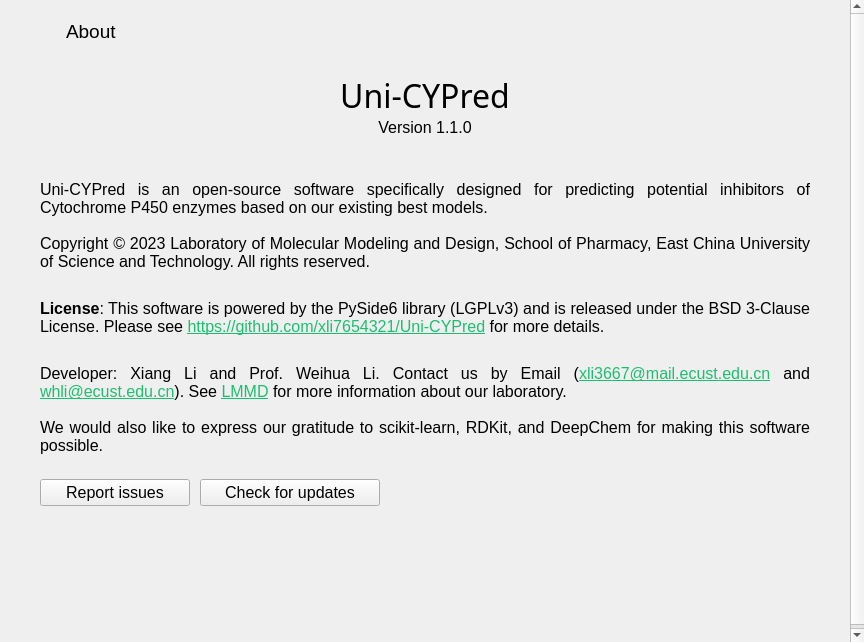
Above: ui/about_page.ui from xli7654321/Neo-CYPi before the change. Below: the same form after it.
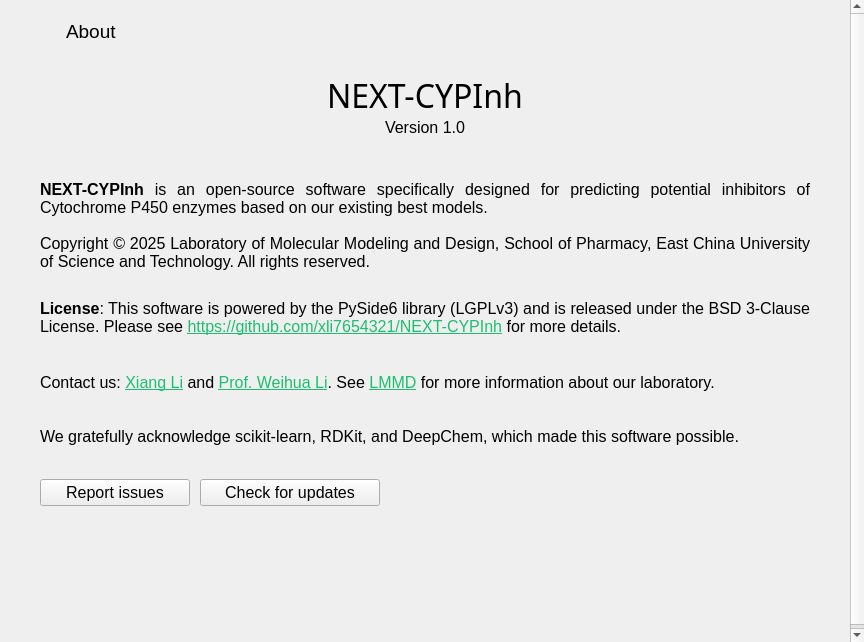
That is the form after the change. Icons and pictures are not drawn.

Commit message: NEXT-CYPInh 1.0

```diff
--- a/ui/about_page.ui
+++ b/ui/about_page.ui
@@ -197,7 +197,7 @@
         <enum>QFrame::Plain</enum>
        </property>
        <property name="text">
-        <string>Uni-CYPred</string>
+        <string>NEXT-CYPInh</string>
        </property>
        <property name="textFormat">
         <enum>Qt::PlainText</enum>
@@ -231,7 +231,7 @@
         <bool>true</bool>
        </property>
        <property name="text">
-        <string>Version 1.1.0</string>
+        <string>Version 1.0</string>
        </property>
        <property name="alignment">
         <set>Qt::AlignCenter</set>
@@ -281,7 +281,7 @@
         <cursorShape>IBeamCursor</cursorShape>
        </property>
        <property name="text">
-        <string>Uni-CYPred is an open-source software specifically designed for predicting potential inhibitors of Cytochrome P450 enzymes based on our existing best models.</string>
+        <string>&lt;html&gt;&lt;head/&gt;&lt;body&gt;&lt;p&gt;&lt;span style=&quot; font-weight:600;&quot;&gt;NEXT-CYPInh&lt;/span&gt; is an open-source software specifically designed for predicting potential inhibitors of Cytochrome P450 enzymes based on our existing best models.&lt;/p&gt;&lt;/body&gt;&lt;/html&gt;</string>
        </property>
        <property name="textFormat">
         <enum>Qt::RichText</enum>
@@ -337,7 +337,7 @@
         <cursorShape>IBeamCursor</cursorShape>
        </property>
        <property name="text">
-        <string>Copyright &amp;copy; 2023 Laboratory of Molecular Modeling and Design, School of Pharmacy, East China University of Science and Technology. All rights reserved.</string>
+        <string>Copyright &amp;copy; 2025 Laboratory of Molecular Modeling and Design, School of Pharmacy, East China University of Science and Technology. All rights reserved.</string>
        </property>
        <property name="textFormat">
         <enum>Qt::RichText</enum>
@@ -396,7 +396,7 @@
         <enum>Qt::NoFocus</enum>
        </property>
        <property name="text">
-        <string>&lt;html&gt;&lt;head/&gt;&lt;body&gt;&lt;p&gt;&lt;span style=&quot; font-weight:600;&quot;&gt;License&lt;/span&gt;: This software is powered by the PySide6 library (LGPLv3) and is released under the BSD 3-Clause License. Please see &lt;a href=&quot;https://github.com/xli7654321/Uni-CYPred&quot;&gt;&lt;span style=&quot; text-decoration: underline; color:#1cbf70;&quot;&gt;https://github.com/xli7654321/Uni-CYPred&lt;/span&gt;&lt;/a&gt; for more details.&lt;/p&gt;&lt;/body&gt;&lt;/html&gt;</string>
+        <string>&lt;html&gt;&lt;head/&gt;&lt;body&gt;&lt;p&gt;&lt;span style=&quot; font-weight:600;&quot;&gt;License&lt;/span&gt;: This software is powered by the PySide6 library (LGPLv3) and is released under the BSD 3-Clause License. Please see &lt;a href=&quot;https://github.com/xli7654321/NEXT-CYPInh&quot;&gt;&lt;span style=&quot; text-decoration: underline; color:#1cbf70;&quot;&gt;https://github.com/xli7654321/NEXT-CYPInh&lt;/span&gt;&lt;/a&gt; for more details.&lt;/p&gt;&lt;/body&gt;&lt;/html&gt;</string>
        </property>
        <property name="textFormat">
         <enum>Qt::RichText</enum>
@@ -455,7 +455,7 @@
         <cursorShape>IBeamCursor</cursorShape>
        </property>
        <property name="text">
-        <string>&lt;html&gt;&lt;head/&gt;&lt;body&gt;&lt;p&gt;Developer: Xiang Li and Prof. Weihua Li. Contact us by Email (&lt;a href=&quot;xli3667@mail.ecust.edu.cn&quot;&gt;&lt;span style=&quot; text-decoration: underline; color:#1cbf70;&quot;&gt;xli3667@mail.ecust.edu.cn&lt;/span&gt;&lt;/a&gt; and &lt;a href=&quot;whli@ecust.edu.cn&quot;&gt;&lt;span style=&quot; text-decoration: underline; color:#1cbf70;&quot;&gt;whli@ecust.edu.cn&lt;/span&gt;&lt;/a&gt;). See &lt;a href=&quot;https://lmmd.ecust.edu.cn/&quot;&gt;&lt;span style=&quot; text-decoration: underline; color:#1cbf70;&quot;&gt;LMMD&lt;/span&gt;&lt;/a&gt; for more information about our laboratory.&lt;/p&gt;&lt;/body&gt;&lt;/html&gt;</string>
+        <string>&lt;html&gt;&lt;head/&gt;&lt;body&gt;&lt;p&gt;Contact us: &lt;a href=&quot;xli3667@mail.ecust.edu.cn&quot;&gt;&lt;span style=&quot; text-decoration: underline; color:#1cbf70;&quot;&gt;Xiang Li&lt;/span&gt;&lt;/a&gt; and &lt;a href=&quot;whli@ecust.edu.cn&quot;&gt;&lt;span style=&quot; text-decoration: underline; color:#1cbf70;&quot;&gt;Prof. Weihua Li&lt;/span&gt;&lt;/a&gt;. See &lt;a href=&quot;https://lmmd.ecust.edu.cn/&quot;&gt;&lt;span style=&quot; text-decoration: underline; color:#1cbf70;&quot;&gt;LMMD&lt;/span&gt;&lt;/a&gt; for more information about our laboratory.&lt;/p&gt;&lt;/body&gt;&lt;/html&gt;</string>
        </property>
        <property name="textFormat">
         <enum>Qt::RichText</enum>
@@ -514,7 +514,7 @@
         <cursorShape>IBeamCursor</cursorShape>
        </property>
        <property name="text">
-        <string>&lt;html&gt;&lt;head/&gt;&lt;body&gt;&lt;p&gt;We would also like to express our gratitude to scikit-learn, RDKit, and DeepChem for making this software possible.&lt;/p&gt;&lt;/body&gt;&lt;/html&gt;</string>
+        <string>&lt;html&gt;&lt;head/&gt;&lt;body&gt;&lt;p&gt;We gratefully acknowledge scikit-learn, RDKit, and DeepChem, which made this software possible.&lt;/p&gt;&lt;/body&gt;&lt;/html&gt;</string>
        </property>
        <property name="textFormat">
         <enum>Qt::RichText</enum>
```
The commit also changes 8 other files.
